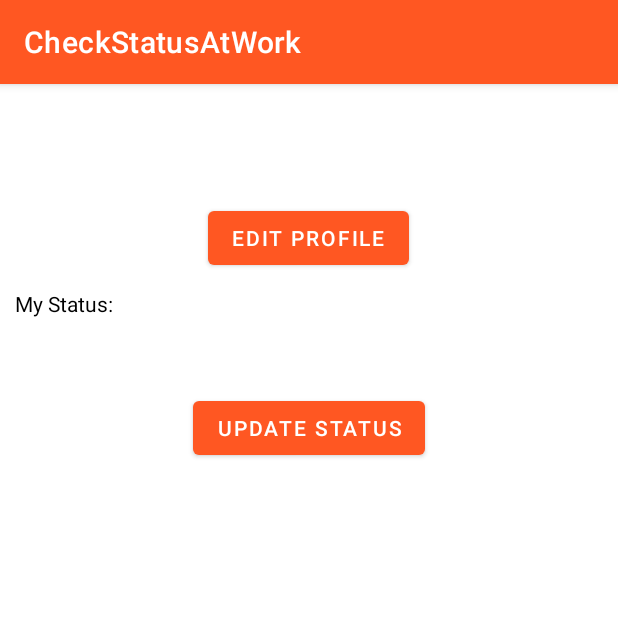
After one commit to tsmoosavi/CheckStatusAtWork, an Android app: the ProfilePageFragment screen opened through its navigation route, on a phone screen of 412 x 824 dp, the top half of it. The commit adds this screen. Run offline under Robolectric (Android 15) with nearby library versions, the phone set to English and light mode, and no system bars; our stand-ins replace data binding.

Commit message:
add ProfilePageFragment

```diff
--- a/app/src/main/java/com/example/checkstatusatwork/ui/home_page/HomeRecyclerAdapter.kt
+++ b/app/src/main/java/com/example/checkstatusatwork/ui/home_page/HomeRecyclerAdapter.kt
@@ -24,6 +24,7 @@ class HomeRecyclerAdapter: ListAdapter<User, HomeRecyclerAdapter.ItemHolder>(Use
     }
     override fun onBindViewHolder(holder: ItemHolder, position: Int) {
         holder.binding.name.text = getItem(position).name
+        holder.binding.status.text = getItem(position).status
 
     }
 }
--- /dev/null
+++ b/app/src/main/java/com/example/checkstatusatwork/ui/profile/ProfilePageFragment.kt
@@ -0,0 +1,29 @@
+package com.example.checkstatusatwork.ui.profile
+
+import android.os.Bundle
+import androidx.fragment.app.Fragment
+import android.view.LayoutInflater
+import android.view.View
+import android.view.ViewGroup
+import androidx.databinding.DataBindingUtil
+import com.example.checkstatusatwork.R
+import com.example.checkstatusatwork.databinding.FragmentProfilePageBinding
+
+class ProfilePageFragment : Fragment() {
+    lateinit var binding: FragmentProfilePageBinding
+
+    override fun onCreate(savedInstanceState: Bundle?) {
+        super.onCreate(savedInstanceState)
+
+    }
+
+    override fun onCreateView(
+        inflater: LayoutInflater, container: ViewGroup?,
+        savedInstanceState: Bundle?
+    ): View? {
+        // Inflate the layout for this fragment
+        binding = DataBindingUtil.inflate(inflater, R.layout.fragment_profile_page,container,false)
+        return binding.root
+    }
+
+}
--- /dev/null
+++ b/app/src/main/res/layout/fragment_profile_page.xml
@@ -0,0 +1,49 @@
+<?xml version="1.0" encoding="utf-8"?>
+<layout  xmlns:android="http://schemas.android.com/apk/res/android"
+    xmlns:tools="http://schemas.android.com/tools">
+<LinearLayout
+    android:layout_width="match_parent"
+    android:layout_height="match_parent"
+    tools:context=".ui.profile.ProfilePageFragment"
+    android:orientation="vertical">
+
+    <TextView
+        android:id="@+id/name"
+        android:layout_width="match_parent"
+        android:layout_height="wrap_content"
+        android:gravity="center"
+        android:layout_margin="10dp"/>
+    <TextView
+        android:id="@+id/id"
+        android:layout_width="match_parent"
+        android:layout_height="wrap_content"
+        android:gravity="center"
+        android:layout_margin="10dp"/>
+    <Button
+        android:id="@+id/editProfileBtn"
+        android:layout_width="wrap_content"
+        android:layout_height="wrap_content"
+        android:layout_gravity="center"
+        android:text="edit Profile"/>
+    <TextView
+        android:layout_width="match_parent"
+        android:layout_height="wrap_content"
+        android:text="@string/my_status"
+        android:layout_margin="10dp"/>
+    <TextView
+        android:id="@+id/status"
+        android:layout_width="match_parent"
+        android:layout_height="wrap_content"
+        android:gravity="center"
+        android:layout_margin="10dp"/>
+
+    <Button
+        android:id="@+id/updateStatusBtn"
+        android:layout_width="wrap_content"
+        android:layout_height="wrap_content"
+        android:layout_gravity="center"
+        android:text="update Status"/>
+
+
+</LinearLayout>
+</layout>
--- /dev/null
+++ b/app/src/main/res/menu/menu.xml
@@ -0,0 +1,6 @@
+<?xml version="1.0" encoding="utf-8"?>
+<menu xmlns:android="http://schemas.android.com/apk/res/android">
+    <item
+        android:id="@+id/profie"
+        android:title="@string/profileMenu" />
+</menu>
--- a/app/src/main/res/navigation/nav_graph.xml
+++ b/app/src/main/res/navigation/nav_graph.xml
@@ -26,5 +26,13 @@
     <fragment
         android:id="@+id/homeFragment2"
         android:name="com.example.checkstatusatwork.ui.home_page.HomeFragment"
-        android:label="HomeFragment" />
+        android:label="HomeFragment" >
+        <action
+            android:id="@+id/action_homeFragment2_to_profilePageFragment"
+            app:destination="@id/profilePageFragment" />
+    </fragment>
+    <fragment
+        android:id="@+id/profilePageFragment"
+        android:name="com.example.checkstatusatwork.ui.profile.ProfilePageFragment"
+        android:label="ProfilePageFragment" />
 </navigation>
--- a/app/src/main/res/values/strings.xml
+++ b/app/src/main/res/values/strings.xml
@@ -2,4 +2,8 @@
     <string name="app_name">CheckStatusAtWork</string>
     <!-- TODO: Remove or change this placeholder text -->
     <string name="hello_blank_fragment">Hello blank fragment</string>
+    <string name="name">name</string>
+    <string name="status">status</string>
+    <string name="my_status">My Status:</string>
+    <string name="profileMenu">Profile</string>
 </resources>
```
Also changed, not shown: app/src/main/java/com/example/checkstatusatwork/data/network/ApiService.kt (+2 -34 lines), app/src/main/java/com/example/checkstatusatwork/ui/home_page/HomeFragment.kt (+18 -3 lines), app/src/main/res/layout/fragment_home.xml (+26 -0 lines), app/src/main/res/layout/user_list_item.xml (+13 -1 lines).
